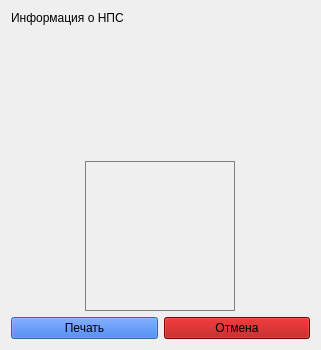
Old version of the form 2 семестр (лабы)/lab5/InfoDialog.ui in the repository Zorter-dev/programming_2025.
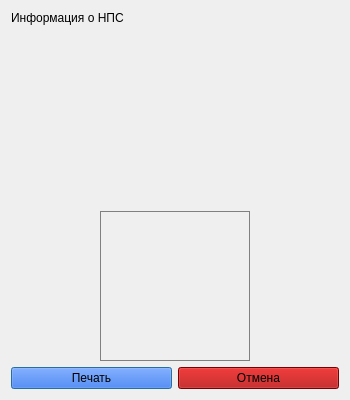
New version of the form.

The edit to the form file:
```diff
--- a/2 семестр (лабы)/lab5/InfoDialog.ui
+++ b/2 семестр (лабы)/lab5/InfoDialog.ui
@@ -6,8 +6,8 @@
    <rect>
     <x>0</x>
     <y>0</y>
-    <width>321</width>
-    <height>350</height>
+    <width>350</width>
+    <height>400</height>
    </rect>
   </property>
   <property name="windowTitle">
```
Left out of the diff: 10 changed lines with no effect on the pictures.
